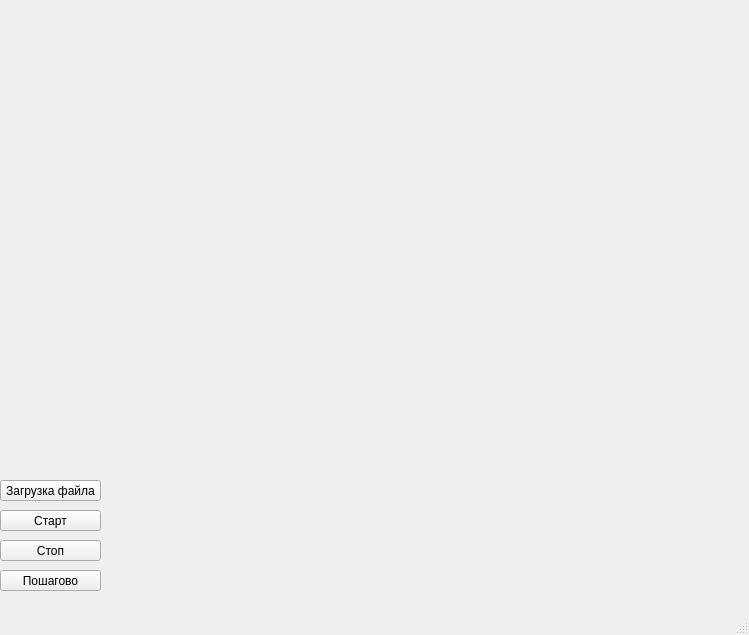
The window that CA/mainwindow.ui (Surikkat/Coursework-on-programming-3sem) describes before a commit, drawn with Qt 5.
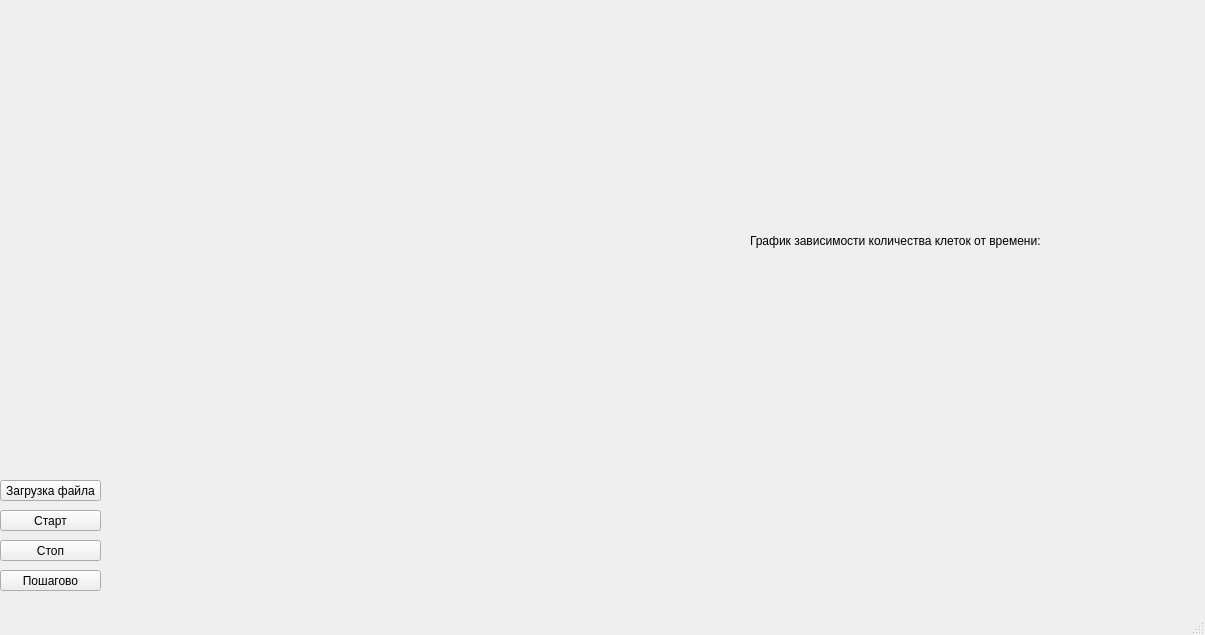
The same window after the commit. Custom widgets are drawn as their Qt base class.

```diff
--- a/CA/mainwindow.ui
+++ b/CA/mainwindow.ui
@@ -6,7 +6,7 @@
    <rect>
     <x>0</x>
     <y>0</y>
-    <width>749</width>
+    <width>1205</width>
     <height>635</height>
    </rect>
   </property>
@@ -79,6 +79,29 @@
      <string/>
     </property>
    </widget>
+   <widget class="QCustomPlot" name="graph" native="true">
+    <property name="geometry">
+     <rect>
+      <x>750</x>
+      <y>270</y>
+      <width>411</width>
+      <height>311</height>
+     </rect>
+    </property>
+   </widget>
+   <widget class="QLabel" name="label_2">
+    <property name="geometry">
+     <rect>
+      <x>750</x>
+      <y>230</y>
+      <width>421</width>
+      <height>21</height>
+     </rect>
+    </property>
+    <property name="text">
+     <string>График зависимости количества клеток от времени:</string>
+    </property>
+   </widget>
   </widget>
   <widget class="QMenuBar" name="menubar">
    <property name="geometry">
@@ -92,6 +115,14 @@
   </widget>
   <widget class="QStatusBar" name="statusbar"/>
  </widget>
+ <customwidgets>
+  <customwidget>
+   <class>QCustomPlot</class>
+   <extends>QWidget</extends>
+   <header>qcustomplot.h</header>
+   <container>1</container>
+  </customwidget>
+ </customwidgets>
  <resources/>
  <connections/>
 </ui>
```
Left out of the diff: 2 changed lines with no effect on the pictures.
